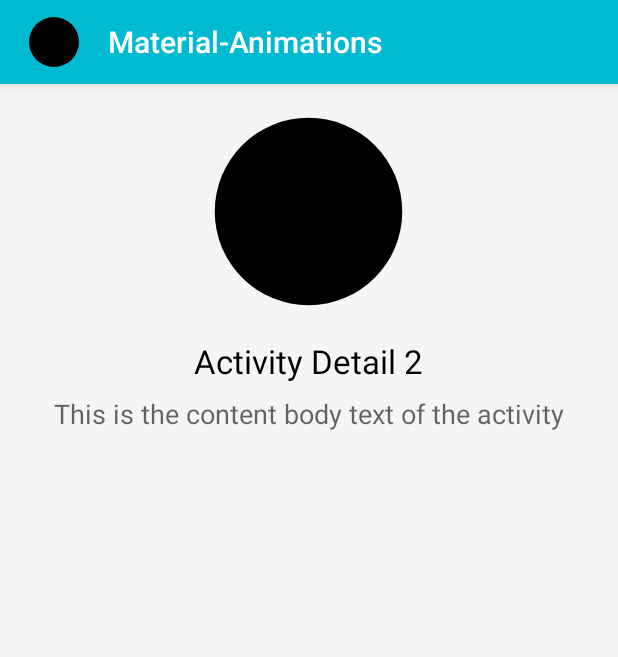
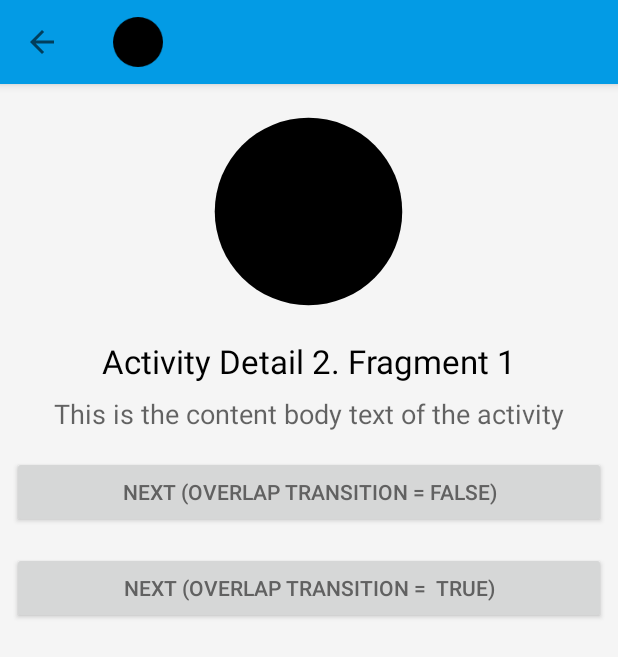
Before and after one commit to dev-arrow/Material-Animations, an Android app: the DetailActivity2 screen opened directly, with no data from a screen before it, on a phone screen of 412 x 824 dp. Shown: the top 657 px of the screen. Run offline under Robolectric (Android 15) with nearby library versions, the phone set to English and light mode, and no system bars; our stand-ins replace data binding; 4 statements that could not run were skipped.

Commit message:
Add Sample 2

```diff
--- /dev/null
+++ b/app/src/main/java/com/lgvalle/material_animations/Detail2Fragment1.java
@@ -0,0 +1,77 @@
+package com.lgvalle.material_animations;
+
+import android.os.Bundle;
+import android.support.v4.app.Fragment;
+import android.support.v4.graphics.drawable.DrawableCompat;
+import android.transition.ChangeBounds;
+import android.transition.Slide;
+import android.view.Gravity;
+import android.view.LayoutInflater;
+import android.view.View;
+import android.view.ViewGroup;
+import android.widget.ImageView;
+
+/**
+ * Created by lgvalle on 05/09/15.
+ */
+public class Detail2Fragment1 extends Fragment {
+
+    public static Detail2Fragment1 newInstance(Sample sample) {
+
+        Bundle args = new Bundle();
+
+        args.putSerializable("sample", sample);
+        Detail2Fragment1 fragment = new Detail2Fragment1();
+        fragment.setArguments(args);
+        return fragment;
+    }
+
+    @Override
+    public View onCreateView(LayoutInflater inflater, ViewGroup container, Bundle savedInstanceState) {
+        View view = inflater.inflate(R.layout.activity_details2_fragment1, container, false);
+        final Sample sample = (Sample) getArguments().getSerializable("sample");
+
+        final ImageView squareBlue = (ImageView) view.findViewById(R.id.square_blue);
+        DrawableCompat.setTint(squareBlue.getDrawable(), sample.color);
+
+        view.findViewById(R.id.sample2_button1).setOnClickListener(new View.OnClickListener() {
+            @Override
+            public void onClick(View v) {
+                // Add Sample 2 Fragment 2
+                addNextFragment(sample, squareBlue, false);
+            }
+        });
+
+        view.findViewById(R.id.sample2_button2).setOnClickListener(new View.OnClickListener() {
+            @Override
+            public void onClick(View v) {
+                // Add Sample 2 Fragment 2
+                addNextFragment(sample, squareBlue, true);
+            }
+        });
+
+        return view;
+    }
+
+    private void addNextFragment(Sample sample, ImageView squareBlue, boolean overlap) {
+        Detail2Fragment2 detail2Fragment2 = Detail2Fragment2.newInstance(sample);
+
+        Slide slideTransition = new Slide(Gravity.END);
+        slideTransition.setDuration(getResources().getInteger(R.integer.anim_duration_medium));
+
+        ChangeBounds changeBoundsTransition = new ChangeBounds();
+        changeBoundsTransition.setDuration(getResources().getInteger(R.integer.anim_duration_medium));
+
+        detail2Fragment2.setEnterTransition(slideTransition);
+        detail2Fragment2.setAllowEnterTransitionOverlap(overlap);
+        detail2Fragment2.setAllowReturnTransitionOverlap(overlap);
+        detail2Fragment2.setSharedElementEnterTransition(changeBoundsTransition);
+
+        getFragmentManager().beginTransaction()
+                .replace(R.id.sample2_content, detail2Fragment2)
+                .addToBackStack(null)
+                .addSharedElement(squareBlue, getString(R.string.square_blue_name))
+                .commit();
+    }
+
+}
--- a/app/src/main/java/com/lgvalle/material_animations/DetailActivity2.java
+++ b/app/src/main/java/com/lgvalle/material_animations/DetailActivity2.java
@@ -3,8 +3,12 @@ package com.lgvalle.material_animations;
 import android.databinding.DataBindingUtil;
 import android.os.Bundle;
 import android.support.v7.app.AppCompatActivity;
+import android.support.v7.widget.Toolbar;
+import android.transition.ChangeBounds;
+import android.transition.Slide;
+import android.view.Gravity;
 
-import com.lgvalle.material_animations.databinding.ActivityDetails1Binding;
+import com.lgvalle.material_animations.databinding.ActivityDetails2Binding;
 
 public class DetailActivity2 extends AppCompatActivity {
 
@@ -12,9 +16,49 @@ public class DetailActivity2 extends AppCompatActivity {
     @Override
     protected void onCreate(Bundle savedInstanceState) {
         super.onCreate(savedInstanceState);
-        ActivityDetails1Binding binding = DataBindingUtil.setContentView(this, R.layout.activity_details2);
+
         Sample sample = (Sample) getIntent().getExtras().getSerializable("sample");
-        binding.setDetails1Sample(sample);
+
+
+        setupWindowAnimations();
+        setupLayout(sample);
+        setupToolbar();
+    }
+
+    private void setupWindowAnimations() {
+        // We are not interested in defining a new Enter Transition. Instead we change default transition duration
+        getWindow().getEnterTransition().setDuration(getResources().getInteger(R.integer.anim_duration_long));
+    }
+
+    private void setupLayout(Sample sample) {
+        ActivityDetails2Binding binding = DataBindingUtil.setContentView(this, R.layout.activity_details2);
+        binding.setDetails2Sample(sample);
+
+
+        Detail2Fragment1 detail2Fragment1 = Detail2Fragment1.newInstance(sample);
+        Slide slideTransition = new Slide(Gravity.START);
+        slideTransition.setDuration(getResources().getInteger(R.integer.anim_duration_long));
+
+        detail2Fragment1.setReenterTransition(slideTransition);
+        detail2Fragment1.setExitTransition(slideTransition);
+
+        detail2Fragment1.setSharedElementEnterTransition(new ChangeBounds());
+        getSupportFragmentManager().beginTransaction()
+                .replace(R.id.sample2_content, detail2Fragment1)
+                .commit();
+    }
+
+    private void setupToolbar() {
+        Toolbar toolbar = (Toolbar) findViewById(R.id.toolbar);
+        setSupportActionBar(toolbar);
+        getSupportActionBar().setDisplayHomeAsUpEnabled(true);
+        getSupportActionBar().setDisplayShowTitleEnabled(false);
+    }
+
+    @Override
+    public boolean onSupportNavigateUp() {
+        onBackPressed();
+        return true;
     }
 
 }
--- a/app/src/main/res/layout/activity_details1.xml
+++ b/app/src/main/res/layout/activity_details1.xml
@@ -30,7 +30,7 @@
                 android:layout_marginEnd="@dimen/spacing_double"
                 android:src="@drawable/circle_24dp"
                 android:transitionName="@string/square_red_name"
-                app:colorFilter="@{details1Sample.color}" />
+                app:colorTint="@{details1Sample.color}" />
 
             <TextView
                 android:id="@+id/title"
@@ -38,7 +38,7 @@
                 android:layout_width="wrap_content"
                 android:layout_height="wrap_content"
                 android:layout_gravity="center_vertical|start"
-                android:text="@string/app_name" />
+                android:text="@{details1Sample.name}" />
 
         </android.support.v7.widget.Toolbar>
 
@@ -46,7 +46,7 @@
             android:id="@+id/square_red"
             style="@style/MaterialAnimations.Icon.Big"
             android:src="@drawable/circle_24dp"
-            app:colorFilter="@{details1Sample.color}" />
+            app:colorTint="@{details1Sample.color}" />
 
         <TextView
             android:id="@+id/sample1_title"
--- a/app/src/main/res/layout/activity_details2.xml
+++ b/app/src/main/res/layout/activity_details2.xml
@@ -28,7 +28,7 @@
                 android:layout_height="@dimen/size_icon_toolbar"
                 android:layout_marginEnd="@dimen/spacing_double"
                 android:src="@drawable/circle_24dp"
-                app:colorFilter="@{details1Sample.color}" />
+                app:colorTint="@{details2Sample.color}" />
 
             <TextView
                 android:id="@+id/title"
@@ -36,25 +36,15 @@
                 android:layout_width="wrap_content"
                 android:layout_height="wrap_content"
                 android:layout_gravity="center_vertical|start"
-                android:text="@string/app_name" />
+                android:text="@{details2Sample.name}"
+                android:transitionName="@string/sample_blue_title" />
 
         </android.support.v7.widget.Toolbar>
 
-        <ImageView
-            android:id="@+id/square_red"
-            style="@style/MaterialAnimations.Icon.Big"
-            android:src="@drawable/circle_24dp"
-            app:colorFilter="@{details1Sample.color}" />
-
-        <TextView
-            style="@style/Base.TextAppearance.AppCompat.Large"
-            android:layout_width="wrap_content"
-            android:layout_height="wrap_content"
-            android:text="Activity Detail 2" />
-
-        <TextView
-            style="@style/MaterialAnimations.Text.Body"
-            android:text="This is the content body text of the activity" />
+        <FrameLayout
+            android:id="@+id/sample2_content"
+            android:layout_width="match_parent"
+            android:layout_height="match_parent" />
 
     </LinearLayout>
 </layout>
--- /dev/null
+++ b/app/src/main/res/layout/activity_details2_fragment1.xml
@@ -0,0 +1,33 @@
+<LinearLayout xmlns:android="http://schemas.android.com/apk/res/android"
+    android:layout_width="match_parent"
+    android:layout_height="match_parent"
+    android:gravity="center_horizontal"
+    android:orientation="vertical">
+
+    <ImageView
+        android:id="@+id/square_blue"
+        style="@style/MaterialAnimations.Icon.Big"
+        android:src="@drawable/circle_24dp"
+        android:transitionName="@string/square_blue_name" />
+
+    <TextView
+        style="@style/Base.TextAppearance.AppCompat.Large"
+        android:layout_width="wrap_content"
+        android:layout_height="wrap_content"
+        android:text="Activity Detail 2. Fragment 1" />
+
+    <TextView
+        style="@style/MaterialAnimations.Text.Body"
+        android:text="This is the content body text of the activity" />
+
+    <Button
+        android:id="@+id/sample2_button1"
+        android:text="Next (Overlap transition = false)"
+        style="@style/MaterialAnimations.Button" />
+
+    <Button
+        android:id="@+id/sample2_button2"
+        android:text="Next (Overlap transition =  true)"
+        style="@style/MaterialAnimations.Button" />
+
+</LinearLayout>
--- a/app/src/main/res/layout/row_sample.xml
+++ b/app/src/main/res/layout/row_sample.xml
@@ -22,7 +22,7 @@
             android:id="@+id/sample_icon"
             style="@style/MaterialAnimations.Icon.Small"
             android:src="@drawable/circle_24dp"
-            app:colorFilter="@{sample.color}" />
+            app:colorTint="@{sample.color}" />
 
         <TextView
             android:id="@+id/sample_name"
--- a/app/src/main/res/values/colors.xml
+++ b/app/src/main/res/values/colors.xml
@@ -17,8 +17,8 @@
 <resources>
     <color name="touch_effect">#9ccc</color>
 
-    <color name="material_animations_primary">#00bad2</color>
-    <color name="material_animations_primary_dark">#00a3b8</color>
+    <color name="material_animations_primary">#039BE5</color>
+    <color name="material_animations_primary_dark">#0277BD</color>
     <color name="material_animations_blank">#424242</color>
     <color name="material_animations_accent">#3F51B5</color>
 
@@ -66,4 +66,7 @@
     <color name="red">#ff5252</color>
     <color name="light_grey">#f5f5f5</color>
 
+
+    <color name="accent_material_dark">#ffcf40</color>
+
 </resources>
--- a/app/src/main/res/values/dimens.xml
+++ b/app/src/main/res/values/dimens.xml
@@ -12,4 +12,5 @@
     <dimen name="size_icon_toolbar">40dp</dimen>
 
     <integer name="anim_duration_long">1000</integer>
+    <integer name="anim_duration_medium">500</integer>
 </resources>
--- a/app/src/main/res/values/strings.xml
+++ b/app/src/main/res/values/strings.xml
@@ -8,4 +8,7 @@
     <string name="square_blue_name">square_blue</string>
     <string name="square_green_name">square_green</string>
     <string name="square_orange_name">square_orange</string>
+
+    <string name="sample_blue_title">sample_blue_title</string>
+    <string name="long_text">Bacon ipsum dolor amet cupidatat bresaola minim, aliquip beef aute ea porchetta. Meatball brisket do, rump in beef ea ham hock spare ribs mollit qui dolore ipsum voluptate cow. Drumstick prosciutto salami duis jerky jowl. Mollit ball tip short ribs doner fugiat frankfurter leberkas andouille kevin pork loin nostrud ham culpa. Rump pariatur ham hock excepteur picanha pork. Corned beef flank proident shankle rump.</string>
 </resources>
--- a/app/src/main/res/values/styles.xml
+++ b/app/src/main/res/values/styles.xml
@@ -10,13 +10,11 @@
         <item name="android:statusBarColor">@color/material_animations_primary_dark</item>
         <item name="android:textColor">@color/text_dark</item>
         <item name="android:windowContentTransitions">true</item>
+        <item name="android:windowAllowEnterTransitionOverlap">false</item>
+        <item name="android:windowAllowReturnTransitionOverlap">false</item>
         <item name="android:titleTextAppearance">@style/MaterialAnimations.TextAppearance.Title
         </item>
         <item name="android:windowBackground">@color/light_grey</item>
-    </style>
-
-    <style name="AppTheme" parent="Theme.AppCompat.Light.DarkActionBar">
-
     </style>
 
     <style name="MaterialAnimations.TextAppearance.Title" parent="android:TextAppearance.Material.Title">
```
Also changed, not shown: app/src/main/java/com/lgvalle/material_animations/Detail2Fragment2.java (added, +37 -0 lines), app/src/main/java/com/lgvalle/material_animations/DetailActivity1.java (+16 -0 lines), app/src/main/java/com/lgvalle/material_animations/MainActivity.java (+9 -8 lines), app/src/main/java/com/lgvalle/material_animations/Sample.java (+5 -4 lines), app/src/main/java/com/lgvalle/material_animations/SamplesRecyclerAdapter.java (+8 -1 lines), app/src/main/res/layout/activity_details2_fragment2.xml (added, +32 -0 lines).
